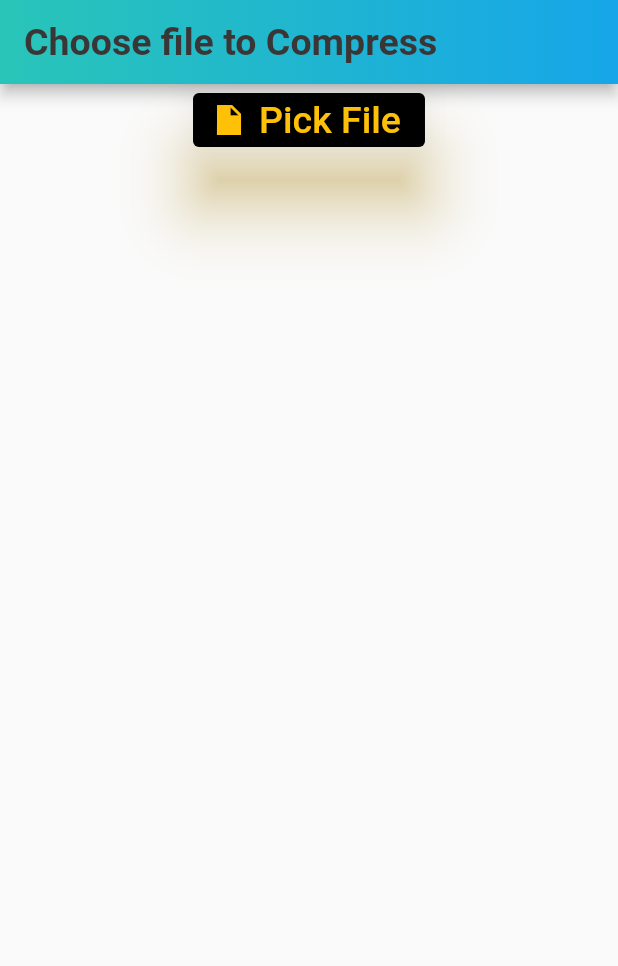
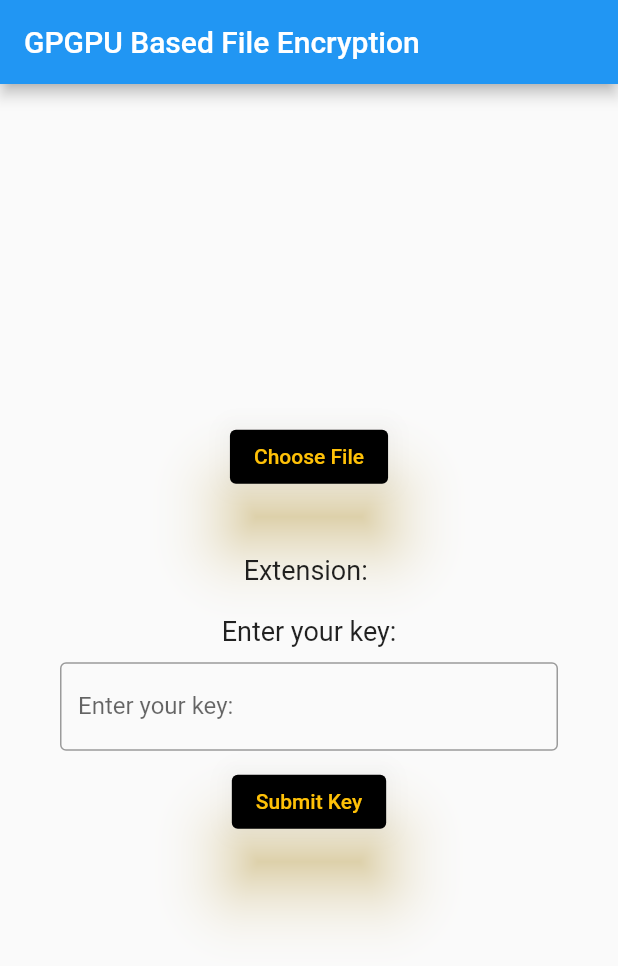
Before and after one commit to HarshallSonawane/flutter_userapp, a Flutter app: the screen it shows after launch, on a phone screen of 412 x 824 dp. Shown: the top 966 px of the screen. Run offline on Flutter 3.47's test engine with Material 2 defaults, Android fonts, the phone set to English and light mode, and no system bars; our stand-ins replace file_picker.

Commit message:
UpdatedTextField

```diff
--- a/lib/filepicker.dart
+++ /dev/null
@@ -1,76 +0,0 @@
-import 'package:file_picker/file_picker.dart';
-import 'package:open_app_file/open_app_file.dart';
-import 'package:flutter/material.dart';
-
-class Singlefilepicker extends StatefulWidget {
-  const Singlefilepicker({super.key});
-
-  @override
-  State<Singlefilepicker> createState() => _SinglefilepickerState();
-}
-
-class _SinglefilepickerState extends State<Singlefilepicker> {
-  PlatformFile? file;
-
-  Future<void> picksinglefile() async {
-    FilePickerResult? result = await FilePicker.platform.pickFiles(
-        allowMultiple: false,
-        dialogTitle: 'Select a File you would like to Compress',
-        type: FileType.custom,
-        allowedExtensions: [
-          'jpg',
-          'png',
-          'pdf',
-          'txt',
-          'mp4',
-          'mov',
-          'docx',
-          'heif',
-          'jpeg'
-        ]);
-    if (result != null) {
-      file = result.files.first;
-      file == null ? false : OpenAppFile.open(file!.path.toString());
-    }
-  }
-
-  @override
-  Widget build(BuildContext context) {
-    return Scaffold(
-        appBar: AppBar(
-            flexibleSpace: Container(
-              decoration: const BoxDecoration(
-                  gradient: LinearGradient(colors: [
-                Color.fromARGB(255, 41, 197, 184),
-                Color.fromARGB(255, 22, 166, 233)
-              ])),
-            ),
-            title: const Text(
-              'Choose file to Compress',
-              style: TextStyle(
-                  color: Color.fromARGB(255, 59, 54, 54),
-                  fontWeight: FontWeight.bold,
-                  fontSize: 25),
-            )),
-        body: SingleChildScrollView(
-          child: Center(
-              child: Column(
-                  mainAxisAlignment: MainAxisAlignment.center,
-                  children: [
-                ElevatedButton.icon(
-                    onPressed: picksinglefile,
-                    style: ElevatedButton.styleFrom(
-                      backgroundColor: Colors.black,
-                      foregroundColor: Colors.amber,
-                      elevation: 20, // Elevation
-                      shadowColor: Colors.amber, // Shadow Color
-                    ),
-                    icon: const Icon(Icons.insert_drive_file_sharp),
-                    label: const Text(
-                      'Pick File',
-                      style: TextStyle(fontSize: 25),
-                    )),
-              ])),
-        ));
-  }
-}
--- /dev/null
+++ b/lib/home_screen.dart
@@ -0,0 +1,209 @@
+import 'package:flutter/material.dart';
+import 'package:file_picker/file_picker.dart';
+
+class HomeScreen extends StatefulWidget {
+  @override
+  _HomeScreenState createState() => _HomeScreenState();
+}
+
+class _HomeScreenState extends State<HomeScreen> {
+  String fileExt = "";
+  String selectedFileName = "";
+  TextEditingController keyController = TextEditingController();
+  String submittedKey = "";
+
+  void _openFilePicker() async {
+    FilePickerResult? result = await FilePicker.platform.pickFiles(
+        allowMultiple: false,
+        dialogTitle: 'Select a File you would like to Compress',
+        type: FileType.custom,
+        allowedExtensions: [
+          'jpg',
+          'png',
+          'pdf',
+          'txt',
+          'mp4',
+          'mov',
+          'docx',
+          'heif',
+          'jpeg'
+        ]);
+
+    if (result != null) {
+      setState(() {
+        selectedFileName = result.files.first.name ?? "";
+        fileExt = result.files.first.extension ?? "";
+      });
+    }
+  }
+
+  void _submitKey() {
+    setState(() {
+      submittedKey = keyController.text;
+    });
+  }
+
+  @override
+  void dispose() {
+    keyController.dispose();
+    super.dispose();
+  }
+
+  @override
+  Widget build(BuildContext context) {
+    return Scaffold(
+      appBar: AppBar(
+        title: Text('GPGPU Based File Encryption'),
+      ),
+      body: Center(
+        child: Column(
+          mainAxisAlignment: MainAxisAlignment.center,
+          children: <Widget>[
+            ElevatedButton(
+              onPressed: _openFilePicker,
+              child: Text('Choose File'),
+              style: ElevatedButton.styleFrom(
+                backgroundColor: Colors.black,
+                foregroundColor: Colors.amber,
+                elevation: 20, // Elevation
+                shadowColor: Colors.amber, // Shadow Color
+              ),
+            ),
+            SizedBox(height: 20),
+            Text(
+              selectedFileName,
+              style: TextStyle(fontSize: 18),
+            ),
+            Text(
+              "Extension: " + fileExt,
+              style: TextStyle(fontSize: 18),
+            ),
+            SizedBox(height: 20),
+            Text(
+              'Enter your key:',
+              style: TextStyle(fontSize: 18),
+            ),
+            SizedBox(height: 10),
+            Padding(
+              padding: const EdgeInsets.symmetric(horizontal: 40),
+              child: TextField(
+                controller: keyController,
+                decoration: InputDecoration(
+                  border: OutlineInputBorder(),
+                  labelText: 'Enter your key:',
+                  counterText: '', // To remove the character counter
+                ),
+                maxLength: 16, // Maximum length
+                minLines: 1, // Minimum length
+              ),
+            ),
+            SizedBox(height: 10),
+            ElevatedButton(
+              onPressed: () {
+                _submitKey();
+                ScaffoldMessenger.of(context).showSnackBar(
+                  SnackBar(
+                    content: Text('Key submitted'),
+                  ),
+                );
+              },
+              child: Text('Submit Key'),
+              style: ElevatedButton.styleFrom(
+                backgroundColor: Colors.black,
+                foregroundColor: Colors.amber,
+                elevation: 20, // Elevation
+                shadowColor: Colors.amber, // Shadow Color
+              ),
+            ),
+            SizedBox(height: 20),
+            Text(
+              submittedKey,
+              style: TextStyle(fontSize: 18),
+            ),
+          ],
+        ),
+      ),
+    );
+  }
+}
+
+
+
+
+// import 'package:file_picker/file_picker.dart';
+// import 'package:open_app_file/open_app_file.dart';
+// import 'package:flutter/material.dart';
+
+// class Singlefilepicker extends StatefulWidget {
+//   const Singlefilepicker({super.key});
+
+//   @override
+//   State<Singlefilepicker> createState() => _SinglefilepickerState();
+// }
+
+// class _SinglefilepickerState extends State<Singlefilepicker> {
+//   PlatformFile? file;
+
+//   Future<void> picksinglefile() async {
+//     FilePickerResult? result = await FilePicker.platform.pickFiles(
+//         allowMultiple: false,
+//         dialogTitle: 'Select a File you would like to Compress',
+//         type: FileType.custom,
+//         allowedExtensions: [
+//           'jpg',
+//           'png',
+//           'pdf',
+//           'txt',
+//           'mp4',
+//           'mov',
+//           'docx',
+//           'heif',
+//           'jpeg'
+//         ]);
+//     if (result != null) {
+//       file = result.files.first;
+//       file == null ? false : OpenAppFile.open(file!.path.toString());
+//     }
+//   }
+
+//   @override
+//   Widget build(BuildContext context) {
+//     return Scaffold(
+//         appBar: AppBar(
+//             flexibleSpace: Container(
+//               decoration: const BoxDecoration(
+//                   gradient: LinearGradient(colors: [
+//                 Color.fromARGB(255, 41, 197, 184),
+//                 Color.fromARGB(255, 22, 166, 233)
+//               ])),
+//             ),
+//             title: const Text(
+//               'Choose file to Compress',
+//               style: TextStyle(
+//                   color: Color.fromARGB(255, 59, 54, 54),
+//                   fontWeight: FontWeight.bold,
+//                   fontSize: 25),
+//             )),
+//         body: SingleChildScrollView(
+//           child: Center(
+//               child: Column(
+//                   mainAxisAlignment: MainAxisAlignment.center,
+//                   children: [
+//                 ElevatedButton.icon(
+//                     onPressed: picksinglefile,
+//                     style: ElevatedButton.styleFrom(
+//                       backgroundColor: Colors.black,
+//                       foregroundColor: Colors.amber,
+//                       elevation: 20, // Elevation
+//                       shadowColor: Colors.amber, // Shadow Color
+//                     ),
+//                     icon: const Icon(Icons.insert_drive_file_sharp),
+//                     label: const Text(
+//                       'Pick File',
+//                       style: TextStyle(fontSize: 25),
+//                     )),
+//               ])),
+//         ));
+//   }
+// }
+// TODO Implement this library.
--- a/lib/main.dart
+++ b/lib/main.dart
@@ -1,98 +1,15 @@
-
 import 'package:flutter/material.dart';
-import 'package:flutter_userapp/filepicker.dart';
+import 'home_screen.dart';
 
 void main() {
-  runApp(const MyApp());
+  runApp(MyApp());
 }
 
-class MyApp extends StatefulWidget {
-  const MyApp({Key? key}) : super(key: key);
-
-  @override
-  State<MyApp> createState() => _MyAppState();
-}
-
-class _MyAppState extends State<MyApp> {
+class MyApp extends StatelessWidget {
   @override
   Widget build(BuildContext context) {
-    return const MaterialApp(debugShowCheckedModeBanner:
-                    false, home:Singlefilepicker());
+    return MaterialApp(
+      home: HomeScreen(),
+    );
   }
 }
-
-
-
-
-
-
-// import 'dart:io';
-// import 'package:flutter/material.dart';
-// import 'package:file_picker/file_picker.dart';
-
-// void main() {
-//   runApp(const OpenFileApp());
-// }
-
-// class OpenFileApp extends StatelessWidget {
-//   const OpenFileApp({super.key});
-
-//   @override
-//   Widget build(BuildContext context) {
-//     return const MaterialApp(
-//       home: OpenFileAppHome(),
-//     );
-//   }
-// }
-
-// void _pickFile() async {
-//   FilePickerResult? result = await FilePicker.platform.pickFiles(
-//       allowMultiple: false,
-//       dialogTitle: 'Select a File you would like to Compress',
-//       type: FileType.custom,
-//       allowedExtensions: [
-//         'jpg',
-//         'png',
-//         'pdf',
-//         'txt',
-//         'mp4',
-//         'mov',
-//         'docx',
-//         'heif',
-//         'jpeg'
-//       ]);
-
-//   if (result == null) {
-//     print("Choose proper file");
-//     return;
-//   } else {
-//     PlatformFile f = result.files.single;
-
-//     print(f.extension);
-
-//   }
-// }
-
-// class OpenFileAppHome extends StatelessWidget {
-//   const OpenFileAppHome({super.key});
-
-//   @override
-//   Widget build(BuildContext context) {
-//     return Scaffold(
-//       body: Center(
-//         child: ElevatedButton(
-//             child: const Text('Choose File...'),
-//             style: ElevatedButton.styleFrom(
-//               backgroundColor: Colors.black,
-//               foregroundColor: Colors.amber,
-//               elevation: 20, // Elevation
-//               shadowColor: Colors.amber, // Shadow Color
-
-//             ),
-//             onPressed: () {
-//               _pickFile();
-//             }),
-//       ),
-//     );
-//   }
-// }
```
Also changed, not shown: 1 other file.
